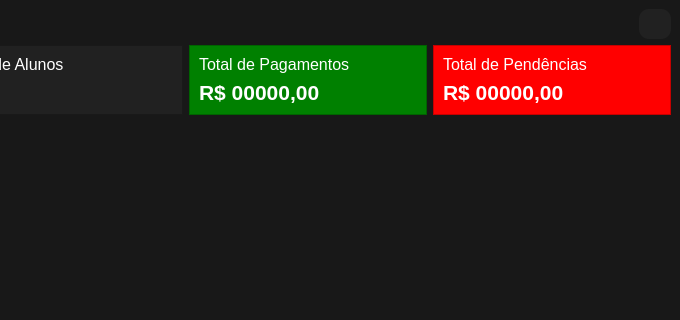
The window that views/ui/raw/main_view.ui (vitorcarnieli/desktop-bjjadmin) describes before a commit, drawn with Qt 5; both pictures show x 320 to 1000 and y 0 to 320 of the 1000 by 758 pixel window.
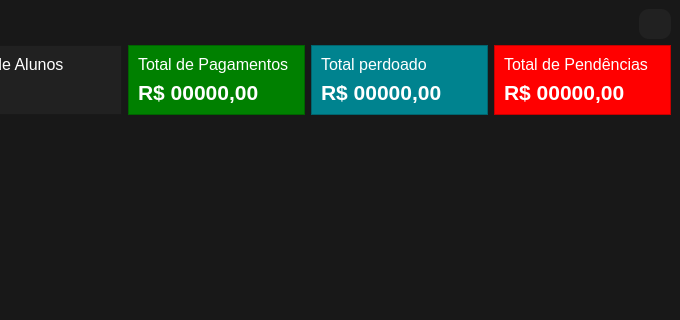
The same window after the commit. Icons and pictures are not drawn.

Commit message: feat: add forgiven total to home dashboard

Patch:
```diff
--- a/views/ui/raw/main_view.ui
+++ b/views/ui/raw/main_view.ui
@@ -503,6 +503,52 @@
             </layout>
            </widget>
           </item>
+          <item>
+           <widget class="QFrame" name="frame_forgiven">
+            <property name="styleSheet">
+             <string notr="true">background-color: #00838F;</string>
+            </property>
+            <property name="frameShape">
+             <enum>QFrame::Shape::StyledPanel</enum>
+            </property>
+            <property name="frameShadow">
+             <enum>QFrame::Shadow::Raised</enum>
+            </property>
+            <layout class="QVBoxLayout" name="verticalLayout_22">
+             <item>
+              <widget class="QLabel" name="label_forgiven">
+               <property name="font">
+                <font>
+                 <pointsize>12</pointsize>
+                </font>
+               </property>
+               <property name="styleSheet">
+                <string notr="true">color: rgb(255, 255, 255);</string>
+               </property>
+               <property name="text">
+                <string>Total perdoado</string>
+               </property>
+              </widget>
+             </item>
+             <item>
+              <widget class="QLabel" name="forgiven_num">
+               <property name="font">
+                <font>
+                 <pointsize>16</pointsize>
+                 <bold>true</bold>
+                </font>
+               </property>
+               <property name="styleSheet">
+                <string notr="true">color: rgb(255, 255, 255);</string>
+               </property>
+               <property name="text">
+                <string>R$ 00000,00</string>
+               </property>
+              </widget>
+             </item>
+            </layout>
+           </widget>
+          </item>
           <item>
            <widget class="QFrame" name="frame_peding">
             <property name="styleSheet">
```
The commit also changes 3 other files.
